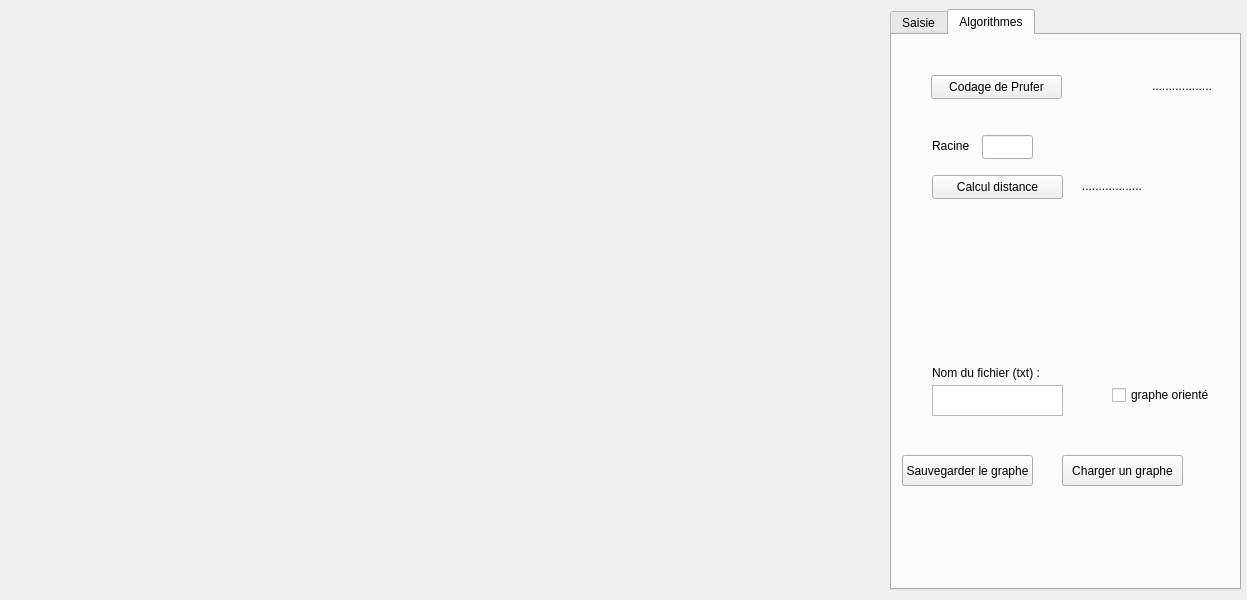
Before: the Qt Designer form widget.ui in JalluhLps/Projet-Graphes-Algo, drawn with Qt 5.
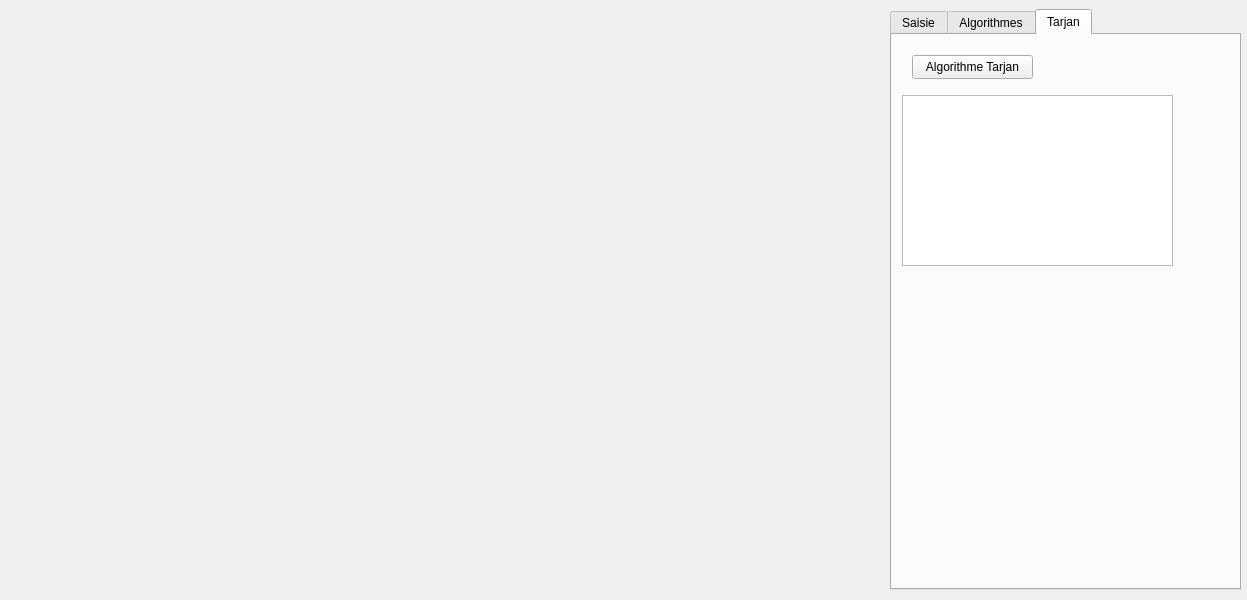
After: the same form once the commit is applied.

Commit message: Ajout Tarjan

Diff of the .ui file:
```diff
--- a/widget.ui
+++ b/widget.ui
@@ -23,7 +23,7 @@
     </rect>
    </property>
    <property name="currentIndex">
-    <number>1</number>
+    <number>2</number>
    </property>
    <widget class="QWidget" name="tab">
     <attribute name="title">
@@ -247,6 +247,34 @@
      </property>
     </widget>
    </widget>
+   <widget class="QWidget" name="tab_3">
+    <attribute name="title">
+     <string>Tarjan</string>
+    </attribute>
+    <widget class="QPushButton" name="Button_Tarjan">
+     <property name="geometry">
+      <rect>
+       <x>20</x>
+       <y>20</y>
+       <width>121</width>
+       <height>24</height>
+      </rect>
+     </property>
+     <property name="text">
+      <string>Algorithme Tarjan</string>
+     </property>
+    </widget>
+    <widget class="QPlainTextEdit" name="resultat_tarjan">
+     <property name="geometry">
+      <rect>
+       <x>10</x>
+       <y>60</y>
+       <width>271</width>
+       <height>171</height>
+      </rect>
+     </property>
+    </widget>
+   </widget>
   </widget>
   <widget class="QWidget" name="widgetGraphe" native="true">
    <property name="geometry">
```
The commit also changes 7 other files.
